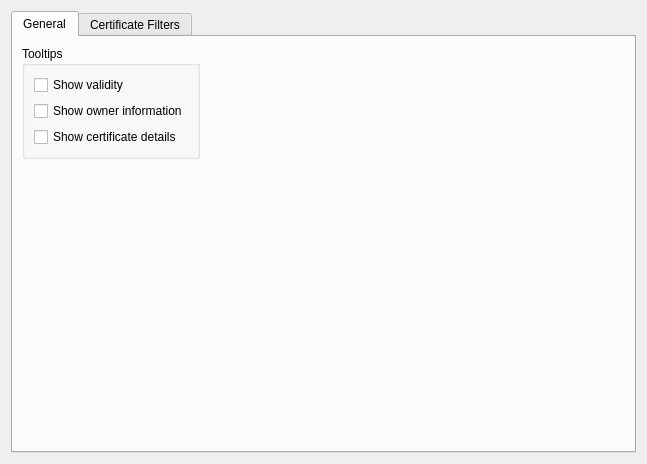
Above: conf/appearanceconfigwidget.ui from sensama/kleopatra before the change. Below: the same form after it.
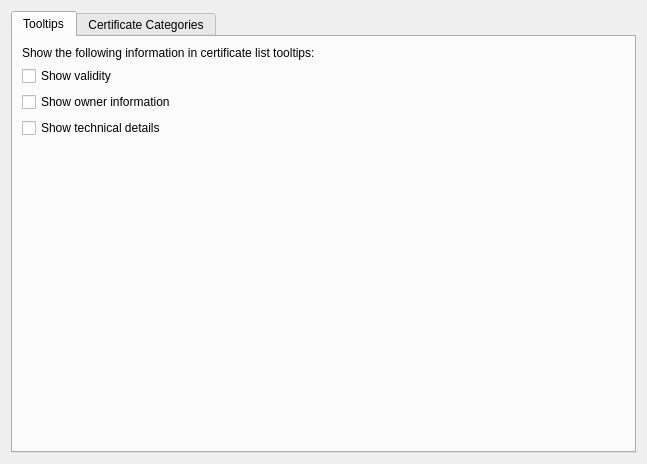
That is the form after the change.

Commit message:
SVN_MERGE: Merged revisions 1121030 via svnmerge from svn+ssh://tmcguire@svn.kde.org/home/kde/branches/kdepim/enterprise4/kdepim
........
  r1121030 | mutz | 2010-04-30 09:57:01 +0200 (Fri, 30 Apr 2010) | 7 lines

  AppearanceConfigWidget: reorganize

  1. Rename tab General to Tooltips
  2. Replace groupbox "Tooltips" with a label.
  3. Show certificate details -> Show technical details
  4. Rename tab Certificate Filters to Certificate Categories
     (to match handbook terminology).
........

Diff of the .ui file:
```diff
--- a/conf/appearanceconfigwidget.ui
+++ b/conf/appearanceconfigwidget.ui
@@ -12,66 +12,43 @@
   <property name="windowTitle" >
    <string>Color &amp;&amp; Font Configuration</string>
   </property>
-  <layout class="QGridLayout" >
-   <item row="0" column="0" >
+  <layout class="QVBoxLayout" name="verticalLayout_2" >
+   <item>
     <widget class="QTabWidget" name="tabWidget" >
      <widget class="QWidget" name="tab" >
-      <property name="geometry" >
-       <rect>
-        <x>0</x>
-        <y>0</y>
-        <width>625</width>
-        <height>412</height>
-       </rect>
-      </property>
       <attribute name="title" >
-       <string>General</string>
-      </attribute>
-      <layout class="QGridLayout" >
-       <item row="0" column="0" >
-        <widget class="QGroupBox" name="groupBox" >
-         <property name="title" >
           <string>Tooltips</string>
+      </attribute>
+      <layout class="QVBoxLayout" name="verticalLayout" >
+       <item>
+        <widget class="QLabel" name="label" >
+         <property name="text" >
+          <string>Show the following information in certificate list tooltips:</string>
          </property>
-         <layout class="QGridLayout" >
-          <item row="0" column="0" >
+        </widget>
+       </item>
+       <item>
            <widget class="QCheckBox" name="tooltipValidityCheckBox" >
             <property name="text" >
              <string>Show validity</string>
             </property>
            </widget>
           </item>
-          <item row="1" column="0" >
+       <item>
            <widget class="QCheckBox" name="tooltipOwnerCheckBox" >
             <property name="text" >
              <string>Show owner information</string>
             </property>
            </widget>
           </item>
-          <item row="2" column="0" >
+       <item>
            <widget class="QCheckBox" name="tooltipDetailsCheckBox" >
             <property name="text" >
-             <string>Show certificate details</string>
+          <string>Show technical details</string>
             </property>
            </widget>
           </item>
-         </layout>
-        </widget>
-       </item>
-       <item row="0" column="1" >
-        <spacer>
-         <property name="orientation" >
-          <enum>Qt::Horizontal</enum>
-         </property>
-         <property name="sizeHint" stdset="0" >
-          <size>
-           <width>40</width>
-           <height>20</height>
-          </size>
-         </property>
-        </spacer>
-       </item>
-       <item row="1" column="0" >
+       <item>
         <spacer>
          <property name="orientation" >
           <enum>Qt::Vertical</enum>
@@ -96,7 +73,7 @@
        </rect>
       </property>
       <attribute name="title" >
-       <string>Certificate Filters</string>
+       <string>Certificate Categories</string>
       </attribute>
       <layout class="QGridLayout" >
        <item row="0" column="0" >
```
Left out of the diff: 8 changed lines with no effect on the pictures. Lines whose indentation alone changed are shown as unchanged.
